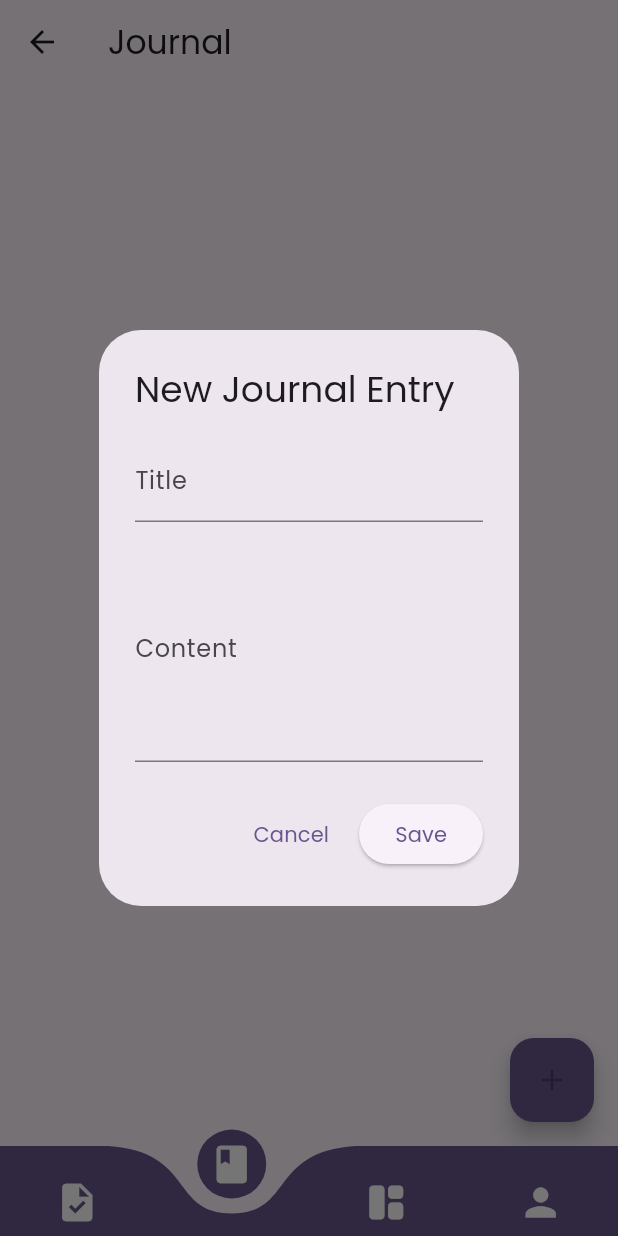
After one commit to CODEwithZAKI2/FocusTrack, a Flutter app: the HomeScreen screen opened by its route, item 2 of the bottom bar chosen, after a tap on the "add" icon, on a phone screen of 412 x 824 dp. The commit adds this screen. Run offline on Flutter 3.47's test engine with Material 3 defaults, Android fonts, the phone set to English and light mode, and no system bars; drawn by our look-alikes of curved_navigation_bar; our stand-ins replace audioplayers, motion_toast, shared_preferences, sqflite, sqflite_common_ffi; accounts and stored records are empty.

Commit message:
A journaling section added.

```diff
--- a/lib/database/database_helper.dart
+++ b/lib/database/database_helper.dart
@@ -70,18 +70,30 @@ class DatabaseHelper {
             FOREIGN KEY(session_id) REFERENCES pomodoro_sessions(id)
           )
         ''');
+        await db.execute('''
+          CREATE TABLE journal_entries (
+            id INTEGER PRIMARY KEY AUTOINCREMENT,
+            title TEXT NOT NULL,
+            content TEXT NOT NULL,
+            timestamp TEXT NOT NULL
+          )
+        ''');
       },
       onUpgrade: (db, oldVersion, newVersion) async {
         if (oldVersion < 3) {
-          // Check if the created_at column already exists
-          final existingColumns = await db.rawQuery('PRAGMA table_info(tasks)');
-          final columnExists = existingColumns.any((column) => column['name'] == 'created_at');
+          // Check if the journal_entries table already exists
+          final existingTables = await db.rawQuery('SELECT name FROM sqlite_master WHERE type="table"');
+          final tableExists = existingTables.any((table) => table['name'] == 'journal_entries');
 
-          if (!columnExists) {
+          if (!tableExists) {
             await db.execute('''
-              ALTER TABLE tasks ADD COLUMN created_at TEXT NOT NULL DEFAULT CURRENT_TIMESTAMP;
+              CREATE TABLE journal_entries (
+                id INTEGER PRIMARY KEY AUTOINCREMENT,
+                title TEXT NOT NULL,
+                content TEXT NOT NULL,
+                timestamp TEXT NOT NULL
+              )
             ''');
-            print('Added created_at column to tasks table.');
           }
         }
       },
@@ -140,6 +152,12 @@ class DatabaseHelper {
     print('Tasks Table Schema: $schema');
   }
 
+  Future<void> printJournalTableSchema() async {
+    final db = await database;
+    final schema = await db?.rawQuery('PRAGMA table_info(journal_entries)');
+    print('Journal Entries Table Schema: $schema');
+  }
+
   Future<void> saveDistractionLog({
     required int taskId,
     int? sessionId,
--- a/lib/main.dart
+++ b/lib/main.dart
@@ -11,7 +11,9 @@ import 'screens/settings_screen.dart'; // Import SettingsScreen
 void main() async {
   WidgetsFlutterBinding.ensureInitialized();
   // await DatabaseHelper().deleteDatabaseFile();
-  await DatabaseHelper().printTasksTableSchema(); // Print the schema for debugging
+  // await DatabaseHelper().printTasksTableSchema(); // Print the schema for debugging
+  // await DatabaseHelper().deleteDatabaseFile(); // Reset the database
+  await DatabaseHelper().printJournalTableSchema(); // Print the schema for debugging
   // Initialize sqflite for desktop or web
   if (DatabaseFactory == null) {
     sqfliteFfiInit();
--- a/lib/screens/home_screen.dart
+++ b/lib/screens/home_screen.dart
@@ -1,5 +1,6 @@
 import 'package:curved_navigation_bar/curved_navigation_bar.dart';
 import 'package:flutter/material.dart';
+import 'package:taskflow/screens/journal_screen.dart';
 import 'package:taskflow/screens/profile_screen.dart';
 import '../main.dart'; // Import MyApp to access the themeNotifier
 import 'task_screen.dart'; // Import TaskScreen
@@ -18,7 +19,7 @@ class _HomeScreenState extends State<HomeScreen> {
 
   final List<Widget> _screens = [
     const TaskScreen(userId: ''), // Placeholder for TaskScreen
-    Center(child: Text('Journal')), // Placeholder for Journal
+    const JournalScreen(), // Placeholder for Journal
     Center(child: Text('Books')), // Placeholder for Books
     const ProfileScreen(), // Placeholder for Profile
   ];
@@ -61,7 +62,7 @@ class _HomeScreenState extends State<HomeScreen> {
         items: const [
           Icon(Icons.task, size: 30, color: Colors.white), // Tasks
           Icon(Icons.book, size: 30, color: Colors.white), // Journal
-          Icon(Icons.menu_book, size: 30, color: Colors.white), // Books
+          Icon(Icons.space_dashboard_rounded, size: 30, color: Colors.white), // Books
           Icon(Icons.person, size: 30, color: Colors.white), // Profile
         ],
         index: _currentIndex,
--- /dev/null
+++ b/lib/screens/journal_screen.dart
@@ -0,0 +1,236 @@
+import 'package:flutter/material.dart';
+import 'package:intl/intl.dart';
+import 'package:sqflite/sqflite.dart';
+import '../database/database_helper.dart';
+
+class JournalScreen extends StatefulWidget {
+  const JournalScreen({super.key});
+
+  @override
+  State<JournalScreen> createState() => _JournalScreenState();
+}
+
+class _JournalScreenState extends State<JournalScreen> {
+  List<Map<String, dynamic>> _journalEntries = [];
+
+  @override
+  void initState() {
+    super.initState();
+    _loadJournalEntries();
+  }
+
+  Future<void> _loadJournalEntries() async {
+    final db = await DatabaseHelper().database;
+    final entries = await db?.query('journal_entries', orderBy: 'timestamp DESC') ?? [];
+    setState(() {
+      _journalEntries = entries;
+    });
+  }
+
+  Future<void> _addOrUpdateJournalEntry({int? id, String? currentTitle, String? currentContent}) async {
+    final titleController = TextEditingController(text: currentTitle);
+    final contentController = TextEditingController(text: currentContent);
+
+    showDialog(
+      context: context,
+      builder: (context) {
+        return AlertDialog(
+          title: Text(id == null ? 'New Journal Entry' : 'Edit Journal Entry'),
+          content: Column(
+            mainAxisSize: MainAxisSize.min,
+            children: [
+              TextField(
+                controller: titleController,
+                decoration: const InputDecoration(labelText: 'Title'),
+              ),
+              const SizedBox(height: 8),
+              TextField(
+                controller: contentController,
+                maxLines: 5,
+                decoration: const InputDecoration(labelText: 'Content'),
+              ),
+            ],
+          ),
+          actions: [
+            TextButton(
+              onPressed: () => Navigator.pop(context),
+              child: const Text('Cancel'),
+            ),
+            ElevatedButton(
+              onPressed: () async {
+                final title = titleController.text.trim();
+                final content = contentController.text.trim();
+                if (title.isNotEmpty && content.isNotEmpty) {
+                  final db = await DatabaseHelper().database;
+                  final entry = {
+                    'title': title,
+                    'content': content,
+                    'timestamp': DateTime.now().toIso8601String(),
+                  };
+                  if (id == null) {
+                    await db?.insert('journal_entries', entry);
+                  } else {
+                    await db?.update('journal_entries', entry, where: 'id = ?', whereArgs: [id]);
+                  }
+                  Navigator.pop(context);
+                  _loadJournalEntries();
+                }
+              },
+              child: Text(id == null ? 'Save' : 'Update'),
+            ),
+          ],
+        );
+      },
+    );
+  }
+
+  Future<void> _deleteJournalEntry(int id) async {
+    final db = await DatabaseHelper().database;
+    await db?.delete('journal_entries', where: 'id = ?', whereArgs: [id]);
+    _loadJournalEntries();
+  }
+
+  void _showJournalDetail(Map<String, dynamic> entry) {
+    showModalBottomSheet(
+      context: context,
+      shape: const RoundedRectangleBorder(
+        borderRadius: BorderRadius.vertical(top: Radius.circular(16)),
+      ),
+      builder: (context) {
+        return Padding(
+          padding: const EdgeInsets.all(16.0),
+          child: Column(
+            mainAxisSize: MainAxisSize.min,
+            crossAxisAlignment: CrossAxisAlignment.start,
+            children: [
+              Text(
+                entry['title'],
+                style: const TextStyle(fontSize: 20, fontWeight: FontWeight.bold),
+              ),
+              const SizedBox(height: 8),
+              Text(
+                DateFormat('MMM d, yyyy h:mm a').format(DateTime.parse(entry['timestamp'])),
+                style: const TextStyle(fontSize: 14, color: Colors.grey),
+              ),
+              const SizedBox(height: 16),
+              Text(
+                entry['content'],
+                style: const TextStyle(fontSize: 16),
+              ),
+              const SizedBox(height: 16),
+              Row(
+                mainAxisAlignment: MainAxisAlignment.end,
+                children: [
+                  TextButton(
+                    onPressed: () {
+                      Navigator.pop(context);
+                      _addOrUpdateJournalEntry(
+                        id: entry['id'],
+                        currentTitle: entry['title'],
+                        currentContent: entry['content'],
+                      );
+                    },
+                    child: const Text('Edit'),
+                  ),
+                  TextButton(
+                    onPressed: () {
+                      Navigator.pop(context);
+                      _deleteJournalEntry(entry['id']);
+                    },
+                    child: const Text('Delete', style: TextStyle(color: Colors.red)),
+                  ),
+                ],
+              ),
+            ],
+          ),
+        );
+      },
+    );
+  }
+
+  @override
+  Widget build(BuildContext context) {
+    return Scaffold(
+      appBar: AppBar(
+        title: const Text('Journal'),
+      ),
+      body: _journalEntries.isEmpty
+          ? const Center(child: Text('No journal entries yet.'))
+          : ListView.builder(
+              padding: const EdgeInsets.all(16.0),
+              itemCount: _journalEntries.length,
+              itemBuilder: (context, index) {
+                final entry = _journalEntries[index];
+                return Card(
+                  margin: const EdgeInsets.only(bottom: 16.0),
+                  elevation: 4,
+                  shape: RoundedRectangleBorder(
+                    borderRadius: BorderRadius.circular(16),
+                  ),
+                  child: InkWell(
+                    onTap: () => _showJournalDetail(entry),
+                    borderRadius: BorderRadius.circular(16),
+                    child: Padding(
+                      padding: const EdgeInsets.all(16.0),
+                      child: Column(
+                        crossAxisAlignment: CrossAxisAlignment.start,
+                        children: [
+                          Row(
+                            mainAxisAlignment: MainAxisAlignment.spaceBetween,
+                            children: [
+                              Text(
+                                entry['title'],
+                                style: const TextStyle(
+                                  fontSize: 18,
+                                  fontWeight: FontWeight.bold,
+                                  color: Colors.deepPurple,
+                                ),
+                              ),
+                              Text(
+                                DateFormat('MMM d, yyyy').format(DateTime.parse(entry['timestamp'])),
+                                style: const TextStyle(
+                                  fontSize: 14,
+                                  color: Colors.grey,
+                                ),
+                              ),
+                            ],
+                          ),
+                          const SizedBox(height: 8),
+                          Text(
+                            entry['content'].toString().length > 50
+                                ? '${entry['content'].toString().substring(0, 50)}...'
+                                : entry['content'],
+                            style: const TextStyle(
+                              fontSize: 16,
+                              color: Colors.black87,
+                            ),
+                          ),
+                          const SizedBox(height: 12),
+                          Row(
+                            children: [
+                              const Icon(Icons.edit, size: 16, color: Colors.deepPurple),
+                              const SizedBox(width: 4),
+                              Text(
+                                'Tap to view details',
+                                style: const TextStyle(
+                                  fontSize: 14,
+                                  color: Colors.deepPurple,
+                                ),
+                              ),
+                            ],
+                          ),
+                        ],
+                      ),
+                    ),
+                  ),
+                );
+              },
+            ),
+      floatingActionButton: FloatingActionButton(
+        onPressed: () => _addOrUpdateJournalEntry(),
+        backgroundColor: Theme.of(context).primaryColor,
+        child: const Icon(Icons.add),
+      ),
+    );
+  }
+}
```
